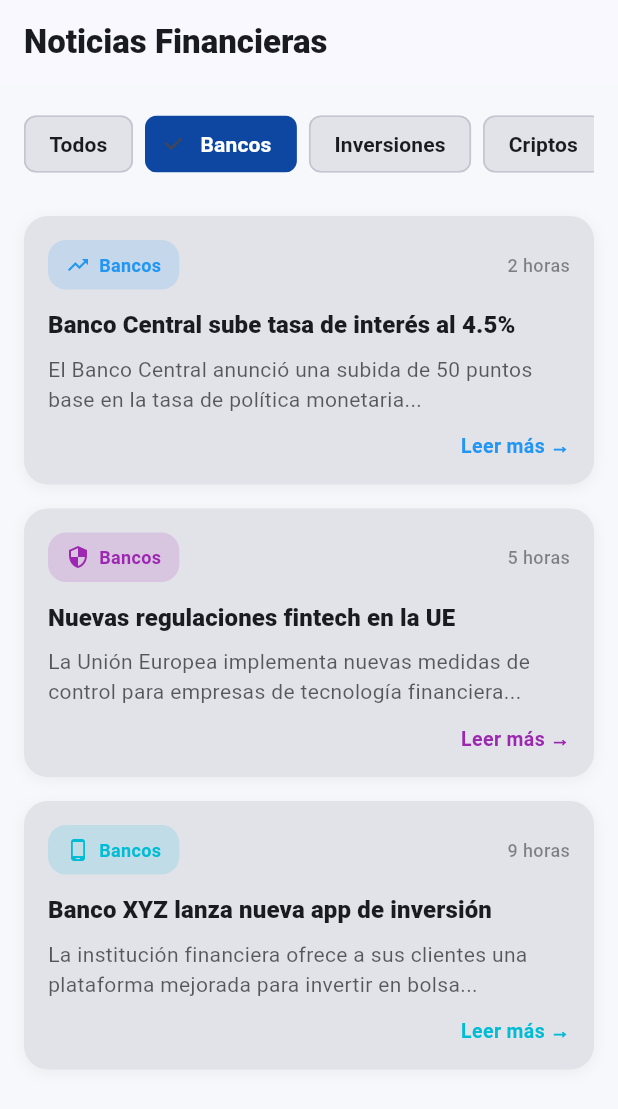
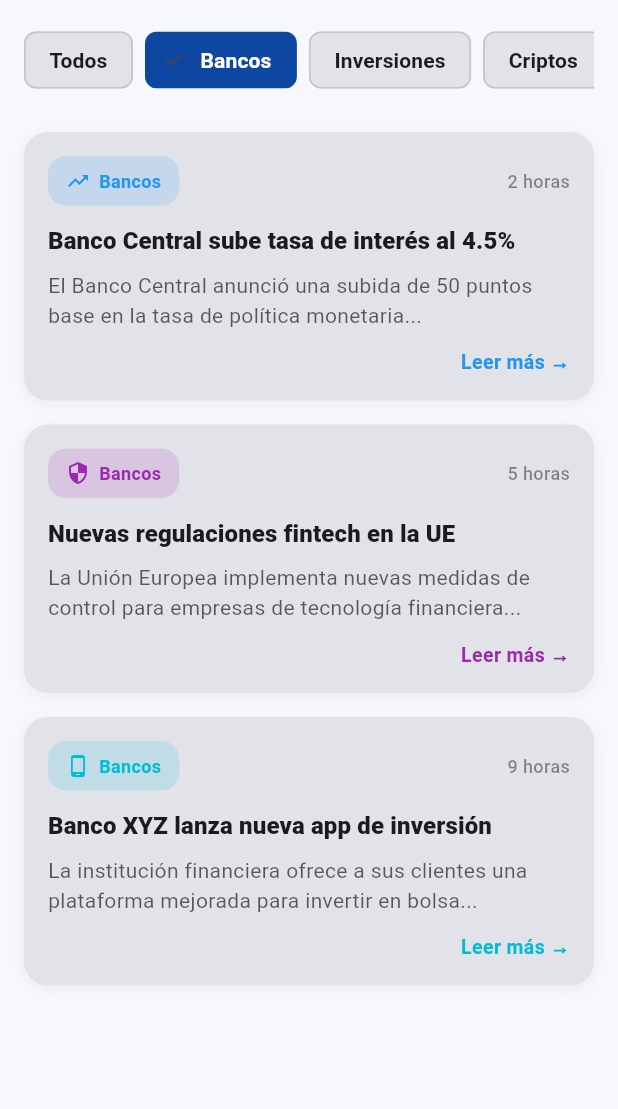
Before and after one commit to SWONG06/Proyecto-6to, a Flutter app: the MarketNewsScreen widget shown alone on an empty page, opened directly, after a tap on "Bancos", on a phone screen of 412 x 824 dp. Shown: the top 1109 px of the screen. Run offline on Flutter 3.47's test engine with Material 3 defaults, Android fonts, the phone set to English and light mode, and no system bars; our stand-ins replace fl_chart, google_generative_ai, image_picker, permission_handler.

Commit message:
LOGO Y TODO

```diff
--- a/lib/main.dart
+++ b/lib/main.dart
@@ -190,7 +190,7 @@ class _MainScreenState extends State<MainScreen> {
       {'icon': Icons.hls_rounded, 'label': 'Agregar', 'index': 1},
       {'icon': Icons.list_rounded, 'label': 'Movimientos', 'index': 2},
       {'icon': Icons.trending_up_rounded, 'label': 'Reportes', 'index': 3},
-      {'icon': Icons.newspaper_rounded, 'label': 'Noticias', 'index': 99},
+      {'icon': Icons.newspaper_rounded, 'label': 'Noticias Financieras', 'index': 99},
       {'icon': Icons.grass_rounded, 'label': 'Ajustes', 'index': 100},
     ];
 
--- a/lib/screens/MarketNewsScreen.dart
+++ b/lib/screens/MarketNewsScreen.dart
@@ -94,17 +94,7 @@ class _MarketNewsScreenState extends State<MarketNewsScreen> {
 
     return CustomScrollView(
       slivers: [
-        SliverAppBar(
-          pinned: true,
-          elevation: 0,
-          backgroundColor: cs.surface,
-          title: Text(
-            'Noticias Financieras',
-            style: Theme.of(context).textTheme.titleLarge?.copyWith(
-              fontWeight: FontWeight.w800,
-            ),
-          ),
-        ),
+
 
         SliverToBoxAdapter(
           child: Padding(
```
